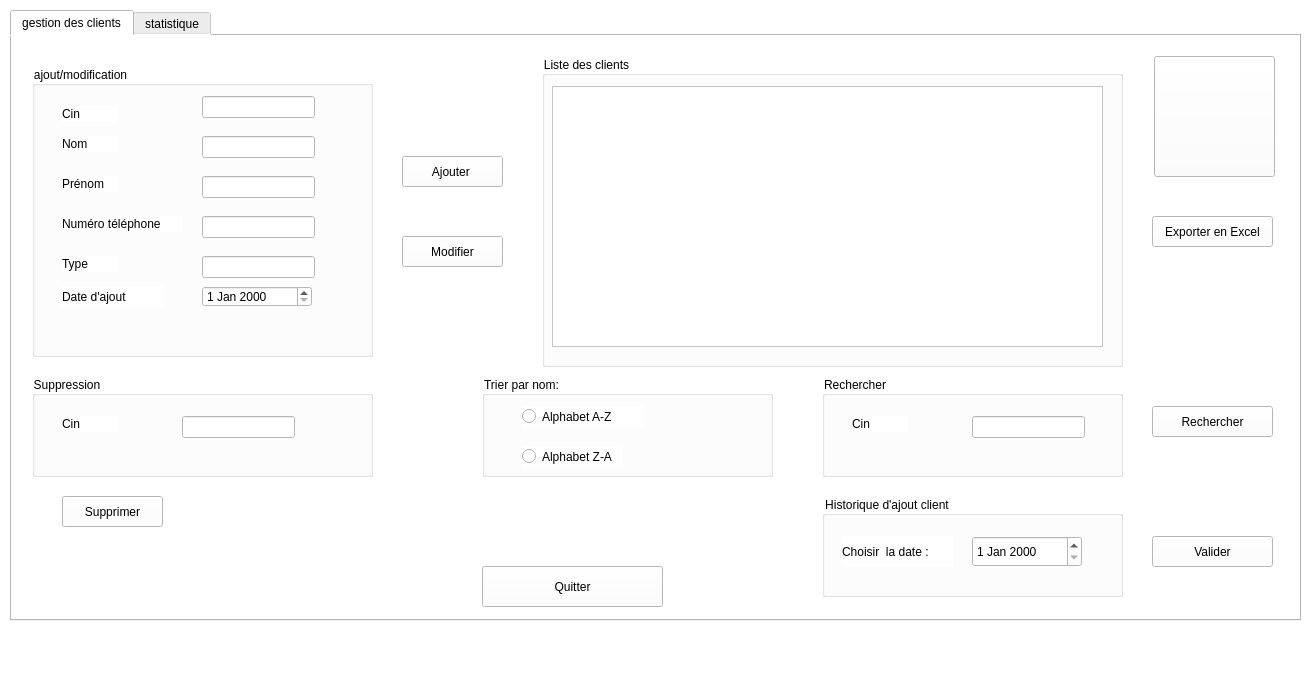
MaramBr/Smart-Real-Estate-2A9, file mainwindow.ui: the form before one commit.
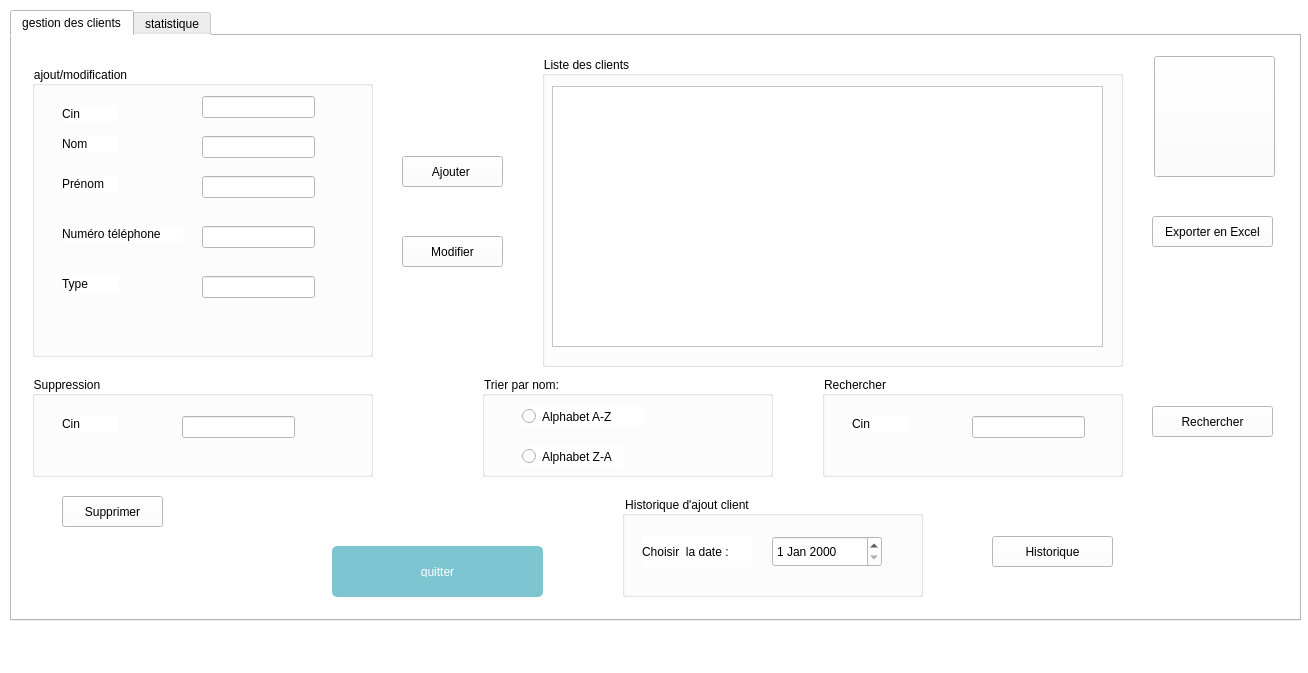
The form after the commit. The open tabs and pages were chosen to show the change. Icons and pictures are not drawn. Custom widgets are drawn as their Qt base class.

The edit to the form file:
```diff
--- a/mainwindow.ui
+++ b/mainwindow.ui
@@ -95,7 +95,7 @@
        <property name="geometry">
         <rect>
          <x>30</x>
-         <y>150</y>
+         <y>160</y>
          <width>121</width>
          <height>16</height>
         </rect>
@@ -108,7 +108,7 @@
        <property name="geometry">
         <rect>
          <x>30</x>
-         <y>190</y>
+         <y>210</y>
          <width>56</width>
          <height>16</height>
         </rect>
@@ -151,7 +151,7 @@
        <property name="geometry">
         <rect>
          <x>170</x>
-         <y>150</y>
+         <y>160</y>
          <width>113</width>
          <height>22</height>
         </rect>
@@ -161,35 +161,12 @@
        <property name="geometry">
         <rect>
          <x>170</x>
-         <y>190</y>
+         <y>210</y>
          <width>113</width>
          <height>22</height>
         </rect>
        </property>
       </widget>
-      <widget class="QLabel" name="label_6">
-       <property name="geometry">
-        <rect>
-         <x>30</x>
-         <y>220</y>
-         <width>101</width>
-         <height>21</height>
-        </rect>
-       </property>
-       <property name="text">
-        <string>Date d'ajout</string>
-       </property>
-      </widget>
-      <widget class="QDateEdit" name="le_date">
-       <property name="geometry">
-        <rect>
-         <x>170</x>
-         <y>220</y>
-         <width>110</width>
-         <height>21</height>
-        </rect>
-       </property>
-      </widget>
      </widget>
      <widget class="QPushButton" name="ajouter">
       <property name="geometry">
@@ -220,14 +197,69 @@
      <widget class="QPushButton" name="quitter">
       <property name="geometry">
        <rect>
-        <x>470</x>
-        <y>530</y>
-        <width>181</width>
-        <height>41</height>
+        <x>320</x>
+        <y>510</y>
+        <width>211</width>
+        <height>51</height>
        </rect>
       </property>
+      <property name="styleSheet">
+       <string notr="true">QPushButton {
+
+padding: 1px;
+
+border-style: solid;
+
+border: 2px solid gray;
+
+border-radius: 8px;
+
+background-color: rgb(143, 143, 143);
+
+border:2px solid #000;
+
+}
+
+QPushButton {
+
+color: #fff !important;
+
+text-transform: uppercase;
+
+text-decoration: none;
+
+background: #7dc6d1;
+
+padding: 20px;
+
+border-radius: 5px;
+
+display: inline-block;
+
+border: none;
+
+transition: all 0.4s ease 0s;
+
+}
+
+QPushButton:hover {
+
+background: #434343;
+
+letter-spacing: 1px;
+
+-webkit-box-shadow: 0px 5px 40px -10px rgba(0,0,0,0.57);
+
+-moz-box-shadow: 0px 5px 40px -10px rgba(0,0,0,0.57);
+
+box-shadow: 5px 40px -10px rgba(0,0,0,0.57);
+
+transition: all 0.4s ease 0s;
+
+}</string>
+      </property>
       <property name="text">
-       <string>Quitter</string>
+       <string>quitter</string>
       </property>
      </widget>
      <widget class="QGroupBox" name="groupBox_9">
@@ -406,7 +438,7 @@
      <widget class="QGroupBox" name="groupBox_4">
       <property name="geometry">
        <rect>
-        <x>810</x>
+        <x>610</x>
         <y>460</y>
         <width>301</width>
         <height>101</height>
@@ -437,19 +469,36 @@
          <height>31</height>
         </rect>
        </property>
+       <property name="dateTime">
+        <datetime>
+         <hour>0</hour>
+         <minute>0</minute>
+         <second>0</second>
+         <year>2000</year>
+         <month>1</month>
+         <day>1</day>
+        </datetime>
+       </property>
+       <property name="minimumDate">
+        <date>
+         <year>1752</year>
+         <month>9</month>
+         <day>15</day>
+        </date>
+       </property>
       </widget>
      </widget>
      <widget class="QPushButton" name="pushButton_14">
       <property name="geometry">
        <rect>
-        <x>1140</x>
+        <x>980</x>
         <y>500</y>
         <width>121</width>
         <height>31</height>
        </rect>
       </property>
       <property name="text">
-       <string>Valider</string>
+       <string>Historique</string>
       </property>
      </widget>
      <widget class="QPushButton" name="pushButton">
```
Left out of the diff: 59 changed lines with no effect on the pictures.
